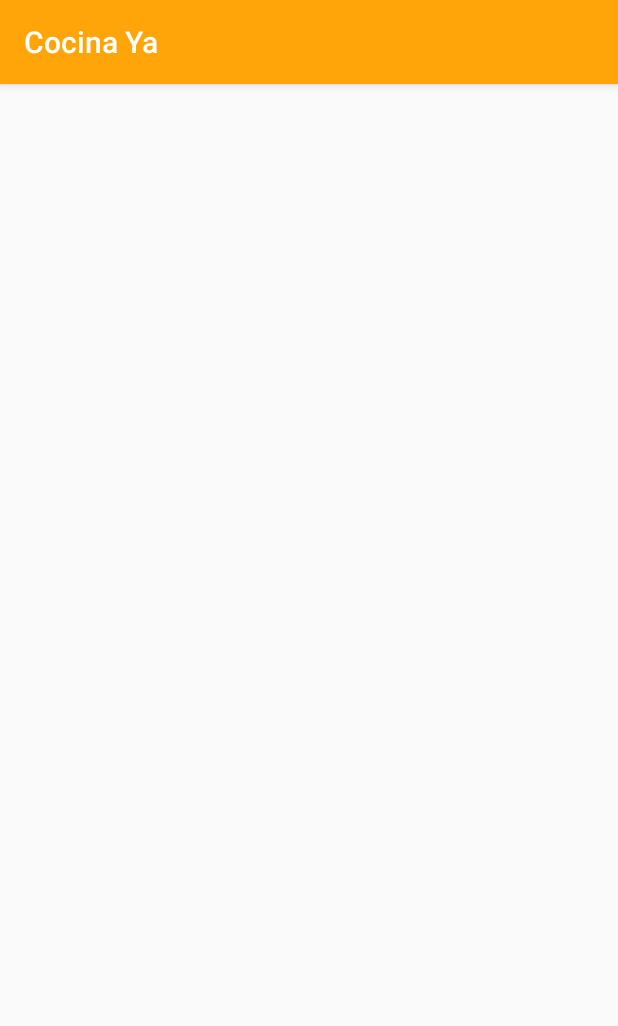
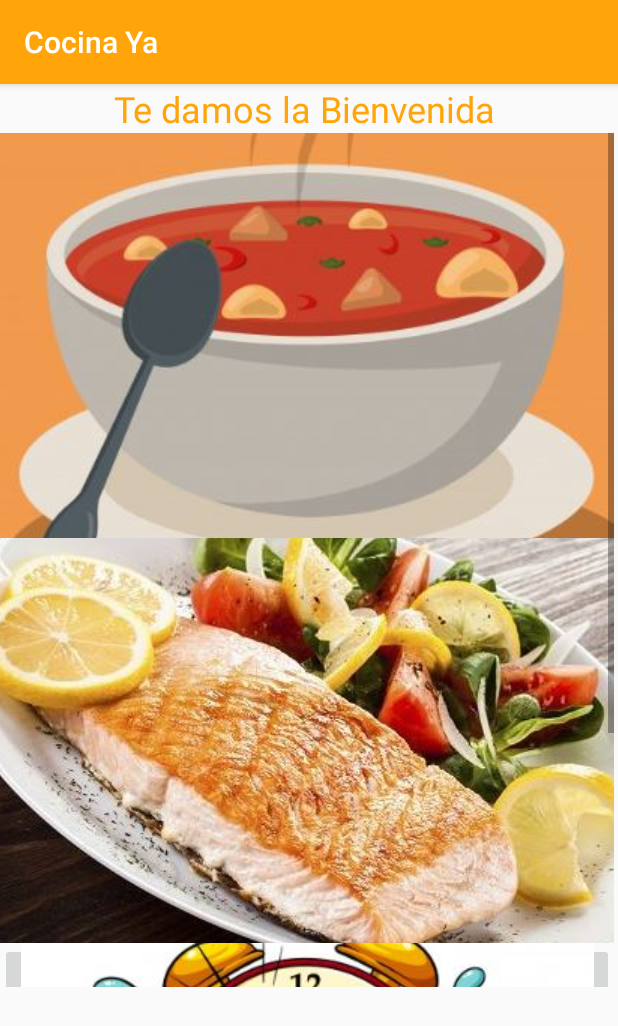
Before and after one commit to antoosor/PrimerAppRecetario, an Android app: the screen it shows after launch (ActivityComencemos), after a tap on "COMENCEMOS", on a phone screen of 412 x 824 dp. Shown: the top 1026 px of the screen. Run offline under Robolectric (Android 15) with nearby library versions, the phone set to English and light mode, and no system bars.

Commit message:
Se agrega de forma exitosa Activity de seleccion de comida, se envia de forma correcta el nombre de usuario. Se creac activitys para cada una de las selecciones de comida de la activity 2. Todo de forma exitosa

```diff
--- a/CocinaYa/app/src/main/AndroidManifest.xml
+++ b/CocinaYa/app/src/main/AndroidManifest.xml
@@ -9,7 +9,10 @@
         android:roundIcon="@mipmap/ic_launcher_round"
         android:supportsRtl="true"
         android:theme="@style/AppTheme">
-        <activity android:name=".ActivityComencemos"></activity>
+        <activity android:name=".IndiceRapido"></activity>
+        <activity android:name=".IndicePLatoFuerte" />
+        <activity android:name=".IndiceDeSopas" />
+        <activity android:name=".ActivityComencemos" />
         <activity android:name=".MainActivity">
             <intent-filter>
                 <action android:name="android.intent.action.MAIN" />
--- a/CocinaYa/app/src/main/java/com/example/cocinaya/ActivityComencemos.kt
+++ b/CocinaYa/app/src/main/java/com/example/cocinaya/ActivityComencemos.kt
@@ -1,12 +1,35 @@
 package com.example.cocinaya
 
+import android.content.Intent
 import androidx.appcompat.app.AppCompatActivity
 import android.os.Bundle
+import kotlinx.android.synthetic.main.activity_comencemos.*
 
 class ActivityComencemos : AppCompatActivity() {
 
     override fun onCreate(savedInstanceState: Bundle?) {
         super.onCreate(savedInstanceState)
         setContentView(R.layout.activity_comencemos)
+
+        var nombre:String?
+        nombre = intent.getStringExtra("pasarNombre")
+        tvNombreRecibido.setText("Te damos la Bienvenida " + nombre)
+
+        imageButtonSopa.setOnClickListener {
+            val indicesopas = Intent(this,IndiceDeSopas::class.java)
+            startActivity(indicesopas)
+        }
+        btnPlatoFuerte.setOnClickListener {
+            val indicesopas = Intent(this,IndicePLatoFuerte::class.java)
+            startActivity(indicesopas)
+        }
+        btnRapido.setOnClickListener {
+            val indicesopas = Intent(this,IndiceRapido::class.java)
+            startActivity(indicesopas)
+        }
     }
+
+
+
+
 }
--- a/CocinaYa/app/src/main/java/com/example/cocinaya/MainActivity.kt
+++ b/CocinaYa/app/src/main/java/com/example/cocinaya/MainActivity.kt
@@ -13,6 +13,7 @@ class MainActivity : AppCompatActivity() {
 
         btnInicar.setOnClickListener {
             val pasarDatos = Intent (this,ActivityComencemos::class.java)
+            pasarDatos.putExtra("pasarNombre", edNombreUsuario.text.toString())
             startActivity(pasarDatos)
         }
     }
--- a/CocinaYa/app/src/main/res/layout/activity_comencemos.xml
+++ b/CocinaYa/app/src/main/res/layout/activity_comencemos.xml
@@ -6,4 +6,45 @@
     android:layout_height="match_parent"
     tools:context=".ActivityComencemos">
 
+    <TextView
+        android:id="@+id/tvNombreRecibido"
+        android:layout_width="wrap_content"
+        android:layout_height="wrap_content"
+        android:text="TextView"
+        android:textColor="@color/colorPrimary"
+        android:textSize="24sp"
+        app:layout_constraintEnd_toEndOf="parent"
+        app:layout_constraintStart_toStartOf="parent"
+        app:layout_constraintTop_toTopOf="parent" />
+
+    <ScrollView
+        android:layout_width="409dp"
+        android:layout_height="569dp"
+        app:layout_constraintStart_toStartOf="parent"
+        app:layout_constraintTop_toBottomOf="@+id/tvNombreRecibido">
+
+        <LinearLayout
+            android:layout_width="match_parent"
+            android:layout_height="wrap_content"
+            android:orientation="vertical" >
+
+            <ImageButton
+                android:id="@+id/imageButtonSopa"
+                android:layout_width="match_parent"
+                android:layout_height="270dp"
+                app:srcCompat="@drawable/sopa" />
+
+            <ImageButton
+                android:id="@+id/btnPlatoFuerte"
+                android:layout_width="match_parent"
+                android:layout_height="270dp"
+                app:srcCompat="@drawable/platofuerte" />
+
+            <ImageButton
+                android:id="@+id/btnRapido"
+                android:layout_width="match_parent"
+                android:layout_height="270dp"
+                app:srcCompat="@drawable/rapido" />
+        </LinearLayout>
+    </ScrollView>
 </androidx.constraintlayout.widget.ConstraintLayout>
--- a/CocinaYa/app/src/main/res/layout/activity_main.xml
+++ b/CocinaYa/app/src/main/res/layout/activity_main.xml
@@ -22,7 +22,7 @@
         app:layout_constraintTop_toTopOf="parent" />
 
     <EditText
-        android:id="@+id/editText"
+        android:id="@+id/edNombreUsuario"
         android:layout_width="286dp"
         android:layout_height="43dp"
         android:layout_marginStart="60dp"
@@ -44,7 +44,7 @@
         android:layout_marginTop="232dp"
         android:orientation="vertical"
         app:layout_constraintStart_toStartOf="parent"
-        app:layout_constraintTop_toBottomOf="@+id/editText">
+        app:layout_constraintTop_toBottomOf="@+id/edNombreUsuario">
 
         <Button
             android:id="@+id/btnInicar"
```
Also changed, not shown: CocinaYa/app/src/main/java/com/example/cocinaya/IndiceDeSopas.kt (added, +12 -0 lines), CocinaYa/app/src/main/java/com/example/cocinaya/IndicePLatoFuerte.kt (added, +12 -0 lines), CocinaYa/app/src/main/java/com/example/cocinaya/IndiceRapido.kt (added, +12 -0 lines), CocinaYa/app/src/main/res/layout/activity_indice_de_sopas.xml (added, +16 -0 lines), CocinaYa/app/src/main/res/layout/activity_indice_p_lato_fuerte.xml (added, +16 -0 lines), CocinaYa/app/src/main/res/layout/activity_indice_rapido.xml (added, +16 -0 lines).
